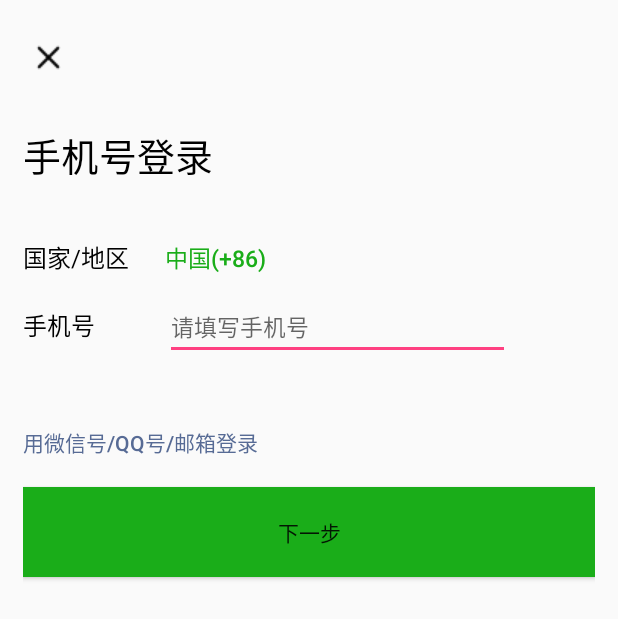
After one commit to knightshaoxia/weChat, an Android app: the LoginActivity screen opened directly, with no data from a screen before it, on a phone screen of 412 x 824 dp. The commit adds this screen. Shown: the top 619 px of the screen. Run offline under Robolectric (Android 15) with nearby library versions, the phone set to English and light mode, and no system bars.

Commit message:
create login activity v00

```diff
--- a/app/src/main/AndroidManifest.xml
+++ b/app/src/main/AndroidManifest.xml
@@ -15,6 +15,12 @@
                 <category android:name="android.intent.category.LAUNCHER" />
             </intent-filter>
         </activity>
+        <activity android:name=".LoginActivity">
+            <intent-filter>
+                <action android:name="com.example.activitytest.ACTION_START" />
+                <category android:name="android.intent.category.DEFAULT" />
+            </intent-filter>
+        </activity>>
     </application>
 
 </manifest>
--- /dev/null
+++ b/app/src/main/java/android/shaoxia/com/wechat/LoginActivity.java
@@ -0,0 +1,54 @@
+package android.shaoxia.com.wechat;
+
+import android.os.Bundle;
+import android.support.v7.app.AppCompatActivity;
+import android.util.Log;
+import android.view.View;
+import android.widget.Button;
+import android.widget.EditText;
+import android.widget.ImageButton;
+import android.widget.ProgressBar;
+
+
+/**
+ * Created by root on 19-1-18.
+ */
+
+public class LoginActivity extends AppCompatActivity implements View.OnClickListener {
+    private final static String TAG = "LoginActivity";
+    @Override
+    protected void onCreate(Bundle savedInstanceState) {
+        super.onCreate(savedInstanceState);
+        getSupportActionBar().hide();
+        setContentView(R.layout.activity_login);
+
+        ImageButton back = (ImageButton) findViewById(R.id.back);
+
+        Log.i(TAG, "ON onCreate");
+        back.setOnClickListener(LoginActivity.this);
+
+    }
+
+    @Override
+    protected void onStop() {
+        super.onStop();
+        Log.i(TAG, "ON stop");
+    }
+
+    protected void onPause() {
+        super.onPause();
+        Log.i(TAG, "ON onPause");
+    }
+
+    @Override
+    public void onClick(View v) {
+        switch (v.getId()) {
+            case R.id.back:
+                finish();
+                break;
+            default:
+                break;
+        }
+
+    }
+}
--- /dev/null
+++ b/app/src/main/res/layout/activity_login.xml
@@ -0,0 +1,94 @@
+<?xml version="1.0" encoding="utf-8"?>
+<LinearLayout xmlns:android="http://schemas.android.com/apk/res/android"
+    android:layout_width="match_parent"
+    android:layout_height="match_parent"
+    android:layout_marginLeft="15dp"
+    android:layout_marginRight="15dp"
+    android:layout_marginTop="15dp"
+    android:layout_marginBottom="15dp"
+
+    android:orientation="vertical">
+
+    <ImageButton
+        android:id="@+id/back"
+        android:layout_weight="1"
+        android:background="#00000000"
+        android:src="@drawable/icon_close"
+        android:layout_width="wrap_content"
+        android:layout_height="wrap_content"/>
+
+    <TextView
+        android:layout_weight="4"
+        android:layout_gravity="center_vertical"
+        android:text="手机号登录"
+        android:gravity="center_vertical"
+        android:textSize="25dp"
+        android:textColor="#000000"
+        android:layout_width="match_parent"
+        android:layout_height="wrap_content" />
+
+    <TableLayout
+        android:layout_weight="2"
+        android:layout_width="match_parent"
+        android:layout_height="wrap_content">
+        <TableRow>
+            <TextView
+                android:layout_height="wrap_content"
+                android:text="国家/地区"
+                android:textSize="16dp"
+                android:gravity="center_vertical"
+                android:textColor="#000000"/>
+
+            <Button
+                android:id="@+id/country"
+                android:layout_width="230dp"
+                android:layout_marginLeft="24dp"
+                android:background="#00000000"
+                android:gravity="center_vertical"
+                android:text="中国(+86)"
+                android:textColor="#1AAD19"
+                android:textSize="15dp" />
+        </TableRow>
+
+        <TableRow>
+            <TextView
+                android:layout_height="wrap_content"
+                android:text="手机号"
+                android:textSize="16dp"
+                android:textColor="#000000"/>
+
+            <EditText
+                android:id="@+id/country"
+                android:hint="请填写手机号"
+                android:textColor="#1AAD19"
+                android:layout_width="match_parent"
+                android:textSize="15dp"
+                android:layout_marginLeft="24dp"/>
+        </TableRow>
+
+    </TableLayout>
+
+    <Button
+        android:id="@+id/login_by_other_way"
+        android:text="用微信号/QQ号/邮箱登录"
+        android:textColor="#576B95"
+        android:background="#00000000"
+        android:layout_weight="1"
+        android:gravity="center_vertical"
+        android:layout_width="wrap_content"
+        android:layout_height="wrap_content" />
+
+    <Button
+        android:id="@+id/next_step_button"
+        android:text="下一步"
+        android:background="#1AAD19"
+        android:layout_weight="1"
+        android:layout_width="match_parent"
+        android:layout_height="wrap_content" />
+
+    <TextView
+        android:layout_weight="32"
+        android:layout_width="wrap_content"
+        android:layout_height="wrap_content" />
+
+</LinearLayout>
--- a/app/src/main/res/layout/activity_main.xml
+++ b/app/src/main/res/layout/activity_main.xml
@@ -12,7 +12,7 @@
         android:layout_height="40dp"
         android:layout_marginBottom="20dp"
         android:layout_marginStart="32dp"
-        android:background="#66DD22"
+        android:background="#1AAD19"
         android:text="登录"
         android:textColor="#FFFFFF"
         app:layout_constraintBottom_toBottomOf="parent"
```
Also changed, not shown: app/src/main/java/android/shaoxia/com/wechat/MainActivity.java (+37 -0 lines), app/src/main/res/menu/main.xml (added, +9 -0 lines), app/src/main/res/drawable/icon_close.png (added).
